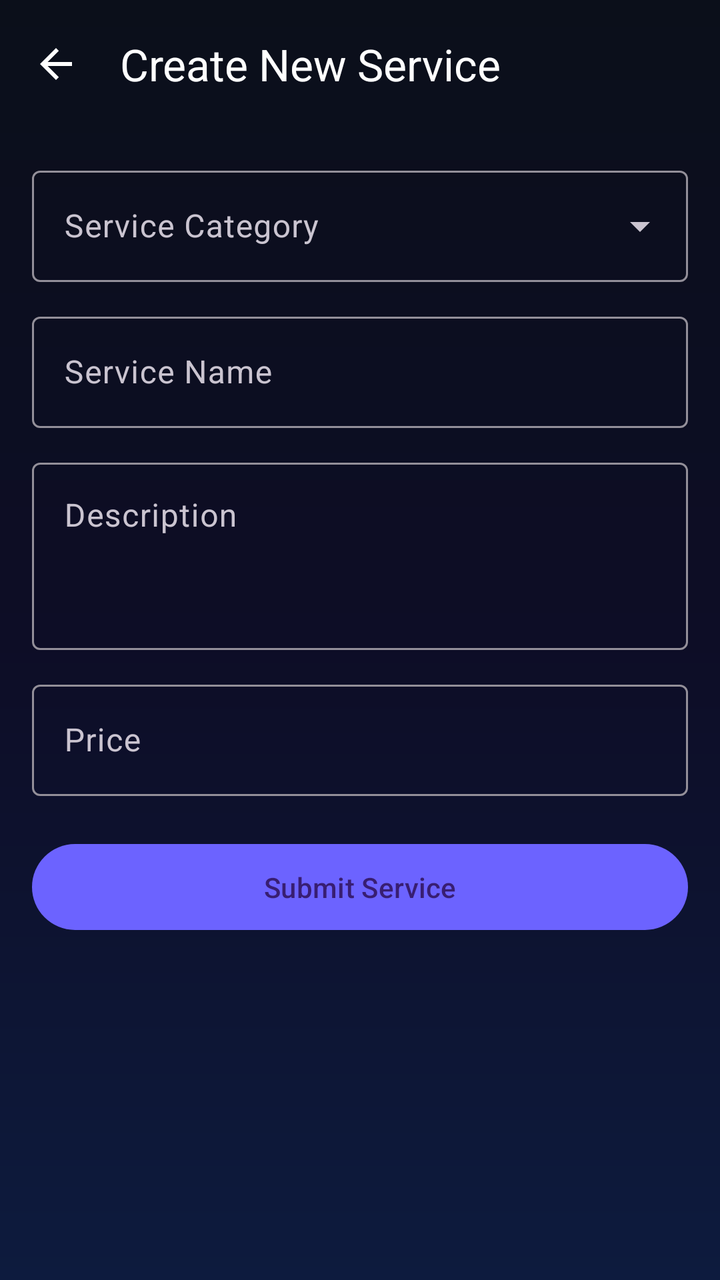
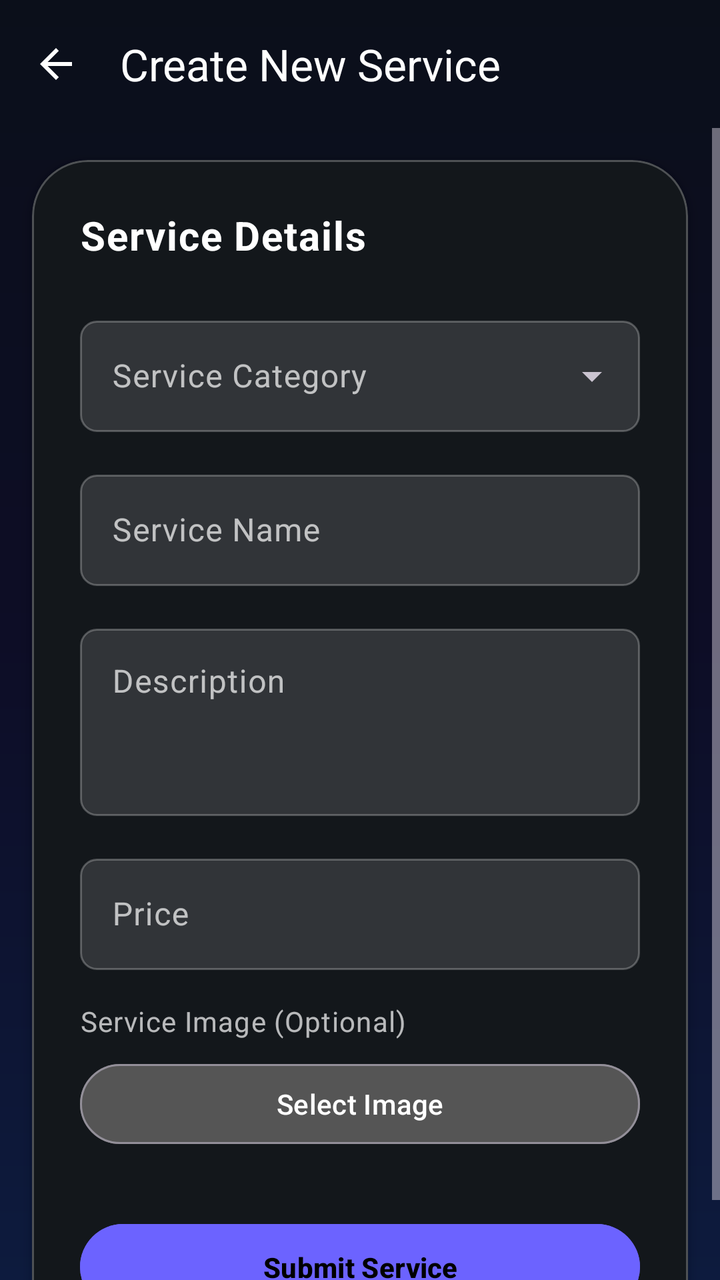

Screens rendered from an Android XML layout before and after an edit, with the pre-edit source and the edit as a unified diff.
<!-- AndroidManifest.xml: application theme Theme.FixIt_v2 -->
<!-- res/layout/activity_create_service.xml -->
<?xml version="1.0" encoding="utf-8"?>
<androidx.constraintlayout.widget.ConstraintLayout xmlns:android="http://schemas.android.com/apk/res/android"
    xmlns:app="http://schemas.android.com/apk/res-auto"
    xmlns:tools="http://schemas.android.com/tools"
    android:layout_width="match_parent"
    android:layout_height="match_parent"
    android:background="@drawable/gradient_background"
    tools:context=".activities.CreateServiceActivity">

    <com.google.android.material.appbar.MaterialToolbar
        android:id="@+id/toolbar"
        android:layout_width="0dp"
        android:layout_height="wrap_content"
        app:layout_constraintTop_toTopOf="parent"
        app:layout_constraintStart_toStartOf="parent"
        app:layout_constraintEnd_toEndOf="parent"
        android:background="@android:color/transparent"
        app:title="Create New Service"
        app:titleTextColor="@color/white"
        app:navigationIcon="@drawable/ic_arrow_back"
        app:navigationIconTint="@color/white" />

    <ScrollView
        android:layout_width="0dp"
        android:layout_height="0dp"
        app:layout_constraintTop_toBottomOf="@+id/toolbar"
        app:layout_constraintStart_toStartOf="parent"
        app:layout_constraintEnd_toEndOf="parent"
        app:layout_constraintBottom_toBottomOf="parent">

        <LinearLayout
            android:layout_width="match_parent"
            android:layout_height="wrap_content"
            android:orientation="vertical"
            android:padding="@dimen/spacing_large">

            <com.google.android.material.textfield.TextInputLayout
                style="@style/Widget.Material3.TextInputLayout.OutlinedBox.ExposedDropdownMenu"
                android:layout_width="match_parent"
                android:layout_height="wrap_content"
                android:hint="Service Category">

                <AutoCompleteTextView
                    android:id="@+id/spinnerCategories"
                    android:layout_width="match_parent"
                    android:layout_height="wrap_content"
                    android:inputType="none"
                    android:textColor="@color/text_primary_dark" />
            </com.google.android.material.textfield.TextInputLayout>

            <com.google.android.material.textfield.TextInputLayout
                style="@style/Widget.Material3.TextInputLayout.OutlinedBox"
                android:layout_width="match_parent"
                android:layout_height="wrap_content"
                android:layout_marginTop="@dimen/spacing_medium"
                android:hint="Service Name">

                <com.google.android.material.textfield.TextInputEditText
                    android:id="@+id/editTextServiceName"
                    android:layout_width="match_parent"
                    android:layout_height="wrap_content"
                    android:textColor="@color/text_primary_dark" />
            </com.google.android.material.textfield.TextInputLayout>

            <com.google.android.material.textfield.TextInputLayout
                style="@style/Widget.Material3.TextInputLayout.OutlinedBox"
                android:layout_width="match_parent"
                android:layout_height="wrap_content"
                android:layout_marginTop="@dimen/spacing_medium"
                android:hint="Description">

                <com.google.android.material.textfield.TextInputEditText
                    android:id="@+id/editTextServiceDescription"
                    android:layout_width="match_parent"
                    android:layout_height="wrap_content"
                    android:gravity="top"
                    android:minLines="3"
                    android:textColor="@color/text_primary_dark" />
            </com.google.android.material.textfield.TextInputLayout>

            <com.google.android.material.textfield.TextInputLayout
                style="@style/Widget.Material3.TextInputLayout.OutlinedBox"
                android:layout_width="match_parent"
                android:layout_height="wrap_content"
                android:layout_marginTop="@dimen/spacing_medium"
                android:hint="Price">

                <com.google.android.material.textfield.TextInputEditText
                    android:id="@+id/editTextPrice"
                    android:layout_width="match_parent"
                    android:layout_height="wrap_content"
                    android:inputType="numberDecimal"
                    android:textColor="@color/text_primary_dark" />
            </com.google.android.material.textfield.TextInputLayout>

            <com.google.android.material.button.MaterialButton
                android:id="@+id/buttonAddService"
                android:layout_width="match_parent"
                android:layout_height="wrap_content"
                android:layout_marginTop="@dimen/spacing_xlarge"
                android:padding="@dimen/spacing_medium"
                android:text="Submit Service" />

        </LinearLayout>
    </ScrollView>

</androidx.constraintlayout.widget.ConstraintLayout>
<!-- resources referenced by this layout -->
<resources>
  <color name="text_primary_dark">#FFFFFF</color>
  <color name="white">#FFFFFFFF</color>
  <dimen name="spacing_large">16dp</dimen>
  <dimen name="spacing_medium">12dp</dimen>
  <dimen name="spacing_xlarge">20dp</dimen>
  <!-- drawable gradient_background (drawable) -->
  <?xml version="1.0" encoding="utf-8"?>
  <shape xmlns:android="http://schemas.android.com/apk/res/android"
      android:shape="rectangle">
      <gradient
          android:type="linear"
          android:angle="-90"
          android:startColor="@color/gradient_start_dark"
          android:centerColor="@color/gradient_center_dark"
          android:endColor="@color/gradient_end_dark" />
  </shape>
  <!-- drawable ic_arrow_back (drawable) -->
  <vector xmlns:android="http://schemas.android.com/apk/res/android"
      android:width="24dp"
      android:height="24dp"
      android:viewportWidth="24"
      android:viewportHeight="24">
      <path
          android:fillColor="@android:color/white"
          android:pathData="M20,11H7.83l5.59,-5.59L12,4l-8,8 8,8 1.41,-1.41L7.83,13H20v-2z"/>
  </vector>
  <style name="Theme.FixIt_v2" parent="Base.Theme.FixIt_v2" />
  <color name="gradient_start_dark">#0B0F1A</color>
  <color name="gradient_center_dark">#0D0D26</color>
  <color name="gradient_end_dark">#0D1B3E</color>
  <style name="Base.Theme.FixIt_v2" parent="Theme.Material3.Dark.NoActionBar">
          
          <item name="colorPrimary">@color/primary</item>
          <item name="colorSecondary">@color/secondary</item>
          <item name="android:windowBackground">@drawable/gradient_background</item>
          <item name="android:textViewStyle">@style/Widget.FixIt.TextView</item>
          <item name="alertDialogTheme">@style/AlertDialogTheme</item> 
      </style>
  <color name="primary">#6C63FF</color>
  <color name="secondary">#00E5FF</color>
  <style name="Widget.FixIt.TextView" parent="Widget.AppCompat.TextView">
          <item name="android:textAppearance">@style/TextAppearance.FixIt.Body</item>
      </style>
  <style name="TextAppearance.FixIt.Body" parent="TextAppearance.MaterialComponents.Body1">
          <item name="android:textColor">@color/text_secondary_dark</item>
          <item name="android:alpha">0.8</item>
      </style>
  <!-- drawable glass_card_background (drawable) -->
  <?xml version="1.0" encoding="utf-8"?>
  <shape xmlns:android="http://schemas.android.com/apk/res/android"
      android:shape="rectangle">
      <solid android:color="@color/card_glass_background"/>
      <corners android:radius="@dimen/corner_radius_large"/>
      <stroke android:width="@dimen/card_stroke_width" android:color="@color/card_glass_stroke"/>
  </shape>
  <color name="text_secondary_dark">#A0A4B8</color>
  <style name="AlertDialog.Button" parent="Widget.Material3.Button.TextButton.Dialog">
          <item name="android:textColor">@color/primary</item>
      </style>
  <color name="card_glass_background">#14FFFFFF</color>
  <dimen name="corner_radius_large">28dp</dimen>
  <dimen name="card_stroke_width">1dp</dimen>
  <color name="card_glass_stroke">#33FFFFFF</color>
  <!-- unchanged entries left out for length: 1 -->
</resources>

<!-- the commit's change to res/layout/activity_create_service.xml (unified diff, before → after) -->
@@ -23,85 +23,150 @@
     <ScrollView
         android:layout_width="0dp"
         android:layout_height="0dp"
-        app:layout_constraintTop_toBottomOf="@+id/toolbar"
+        app:layout_constraintTop_toBottomOf="@id/toolbar"
         app:layout_constraintStart_toStartOf="parent"
         app:layout_constraintEnd_toEndOf="parent"
         app:layout_constraintBottom_toBottomOf="parent">
 
-        <LinearLayout
+        <com.google.android.material.card.MaterialCardView
             android:layout_width="match_parent"
             android:layout_height="wrap_content"
-            android:orientation="vertical"
-            android:padding="@dimen/spacing_large">
+            android:layout_margin="16dp"
+            style="@style/Widget.FixIt.CardView.Glass"
+            app:cardBackgroundColor="@color/bottom_nav_background"
+            app:strokeColor="#40FFFFFF"
+            app:strokeWidth="1dp">
 
-            <com.google.android.material.textfield.TextInputLayout
-                style="@style/Widget.Material3.TextInputLayout.OutlinedBox.ExposedDropdownMenu"
+            <LinearLayout
                 android:layout_width="match_parent"
                 android:layout_height="wrap_content"
-                android:hint="Service Category">
+                android:orientation="vertical"
+                android:padding="24dp">
 
-                <AutoCompleteTextView
-                    android:id="@+id/spinnerCategories"
+                <TextView
                     android:layout_width="match_parent"
                     android:layout_height="wrap_content"
-                    android:inputType="none"
-                    android:textColor="@color/text_primary_dark" />
-            </com.google.android.material.textfield.TextInputLayout>
+                    android:text="Service Details"
+                    android:textColor="@color/white"
+                    android:textSize="20sp"
+                    android:textStyle="bold"
+                    android:layout_marginBottom="24dp"/>
 
-            <com.google.android.material.textfield.TextInputLayout
-                style="@style/Widget.Material3.TextInputLayout.OutlinedBox"
-                android:layout_width="match_parent"
-                android:layout_height="wrap_content"
-                android:layout_marginTop="@dimen/spacing_medium"
-                android:hint="Service Name">
-
-                <com.google.android.material.textfield.TextInputEditText
-                    android:id="@+id/editTextServiceName"
+                <com.google.android.material.textfield.TextInputLayout
+                    style="@style/Widget.Material3.TextInputLayout.OutlinedBox.ExposedDropdownMenu"
                     android:layout_width="match_parent"
                     android:layout_height="wrap_content"
-                    android:textColor="@color/text_primary_dark" />
-            </com.google.android.material.textfield.TextInputLayout>
+                    android:hint="Service Category"
+                    android:textColorHint="#B3FFFFFF"
+                    app:boxStrokeColor="@color/primary"
+                    app:hintTextColor="@color/primary">
 
-            <com.google.android.material.textfield.TextInputLayout
-                style="@style/Widget.Material3.TextInputLayout.OutlinedBox"
-                android:layout_width="match_parent"
-                android:layout_height="wrap_content"
-                android:layout_marginTop="@dimen/spacing_medium"
-                android:hint="Description">
+                    <AutoCompleteTextView
+                        android:id="@+id/spinnerCategories"
+                        android:layout_width="match_parent"
+                        android:layout_height="wrap_content"
+                        android:inputType="none"
+                        android:textColor="@color/white"
+                        android:background="@drawable/input_field_background"/>
+                </com.google.android.material.textfield.TextInputLayout>
 
-                <com.google.android.material.textfield.TextInputEditText
-                    android:id="@+id/editTextServiceDescription"
+                <com.google.android.material.textfield.TextInputLayout
+                    style="@style/Widget.Material3.TextInputLayout.OutlinedBox"
                     android:layout_width="match_parent"
                     android:layout_height="wrap_content"
-                    android:gravity="top"
-                    android:minLines="3"
-                    android:textColor="@color/text_primary_dark" />
-            </com.google.android.material.textfield.TextInputLayout>
+                    android:layout_marginTop="16dp"
+                    android:hint="Service Name"
+                    android:textColorHint="#B3FFFFFF"
+                    app:boxStrokeColor="@color/primary"
+                    app:hintTextColor="@color/primary">
 
-            <com.google.android.material.textfield.TextInputLayout
-                style="@style/Widget.Material3.TextInputLayout.OutlinedBox"
-                android:layout_width="match_parent"
-                android:layout_height="wrap_content"
-                android:layout_marginTop="@dimen/spacing_medium"
-                android:hint="Price">
+                    <com.google.android.material.textfield.TextInputEditText
+                        android:id="@+id/editTextServiceName"
+                        android:layout_width="match_parent"
+                        android:layout_height="wrap_content"
+                        android:textColor="@color/white"
+                        android:background="@drawable/input_field_background"/>
+                </com.google.android.material.textfield.TextInputLayout>
 
-                <com.google.android.material.textfield.TextInputEditText
-                    android:id="@+id/editTextPrice"
+                <com.google.android.material.textfield.TextInputLayout
+                    style="@style/Widget.Material3.TextInputLayout.OutlinedBox"
                     android:layout_width="match_parent"
                     android:layout_height="wrap_content"
-                    android:inputType="numberDecimal"
-                    android:textColor="@color/text_primary_dark" />
-            </com.google.android.material.textfield.TextInputLayout>
+                    android:layout_marginTop="16dp"
+                    android:hint="Description"
+                    android:textColorHint="#B3FFFFFF"
+                    app:boxStrokeColor="@color/primary"
+                    app:hintTextColor="@color/primary">
 
-            <com.google.android.material.button.MaterialButton
-                android:id="@+id/buttonAddService"
-                android:layout_width="match_parent"
-                android:layout_height="wrap_content"
-                android:layout_marginTop="@dimen/spacing_xlarge"
-                android:padding="@dimen/spacing_medium"
-                android:text="Submit Service" />
+                    <com.google.android.material.textfield.TextInputEditText
+                        android:id="@+id/editTextServiceDescription"
+                        android:layout_width="match_parent"
+                        android:layout_height="wrap_content"
+                        android:gravity="top"
+                        android:minLines="3"
+                        android:textColor="@color/white"
+                        android:background="@drawable/input_field_background"/>
+                </com.google.android.material.textfield.TextInputLayout>
 
-        </LinearLayout>
+                <com.google.android.material.textfield.TextInputLayout
+                    style="@style/Widget.Material3.TextInputLayout.OutlinedBox"
+                    android:layout_width="match_parent"
+                    android:layout_height="wrap_content"
+                    android:layout_marginTop="16dp"
+                    android:hint="Price"
+                    android:textColorHint="#B3FFFFFF"
+                    app:boxStrokeColor="@color/primary"
+                    app:hintTextColor="@color/primary">
+
+                    <com.google.android.material.textfield.TextInputEditText
+                        android:id="@+id/editTextPrice"
+                        android:layout_width="match_parent"
+                        android:layout_height="wrap_content"
+                        android:inputType="numberDecimal"
+                        android:textColor="@color/white"
+                        android:background="@drawable/input_field_background"/>
+                </com.google.android.material.textfield.TextInputLayout>
+
+                <TextView
+                    android:layout_width="match_parent"
+                    android:layout_height="wrap_content"
+                    android:layout_marginTop="16dp"
+                    android:text="Service Image (Optional)"
+                    android:textColor="#B3FFFFFF"
+                    android:textSize="14sp"/>
+
+                <Button
+                    android:id="@+id/buttonSelectImage"
+                    android:layout_width="match_parent"
+                    android:layout_height="wrap_content"
+                    android:layout_marginTop="8dp"
+                    android:text="Select Image"
+                    android:textColor="@color/white"
+                    android:backgroundTint="#555555"
+                    style="@style/Widget.Material3.Button.OutlinedButton"/>
+
+                <ImageView
+                    android:id="@+id/imageViewPreview"
+                    android:layout_width="match_parent"
+                    android:layout_height="150dp"
+                    android:layout_marginTop="8dp"
+                    android:scaleType="centerCrop"
+                    android:visibility="gone"
+                    android:background="@drawable/input_field_background"/>
+
+                <com.google.android.material.button.MaterialButton
+                    android:id="@+id/buttonAddService"
+                    android:layout_width="match_parent"
+                    android:layout_height="wrap_content"
+                    android:layout_marginTop="32dp"
+                    android:padding="12dp"
+                    android:text="Submit Service"
+                    android:backgroundTint="@color/primary"
+                    android:textColor="@color/black"
+                    android:textStyle="bold"/>
+
+            </LinearLayout>
+        </com.google.android.material.card.MaterialCardView>
     </ScrollView>
 
 </androidx.constraintlayout.widget.ConstraintLayout>
<!-- resource entries referenced after the edit -->
@@ -1,10 +1,9 @@
 <!-- resources referenced by this layout -->
 <resources>
+  <color name="black">#FF000000</color>
+  <color name="bottom_nav_background">#13171B</color>
   <color name="text_primary_dark">#FFFFFF</color>
   <color name="white">#FFFFFFFF</color>
-  <dimen name="spacing_large">16dp</dimen>
-  <dimen name="spacing_medium">12dp</dimen>
-  <dimen name="spacing_xlarge">20dp</dimen>
   <!-- drawable gradient_background (drawable) -->
   <?xml version="1.0" encoding="utf-8"?>
   <shape xmlns:android="http://schemas.android.com/apk/res/android"
@@ -26,6 +25,21 @@
           android:fillColor="@android:color/white"
           android:pathData="M20,11H7.83l5.59,-5.59L12,4l-8,8 8,8 1.41,-1.41L7.83,13H20v-2z"/>
   </vector>
+  <!-- drawable input_field_background (drawable) -->
+  <?xml version="1.0" encoding="utf-8"?>
+  <shape xmlns:android="http://schemas.android.com/apk/res/android"
+      android:shape="rectangle">
+      <solid android:color="#20FFFFFF" /> 
+      <corners android:radius="8dp" />
+      <stroke
+          android:width="1dp"
+          android:color="#40FFFFFF" />
+  </shape>
+  <style name="Widget.FixIt.CardView.Glass" parent="Widget.MaterialComponents.CardView">
+          <item name="cardCornerRadius">@dimen/corner_radius_large</item>
+          <item name="cardElevation">4dp</item>
+          <item name="cardBackgroundColor">@android:color/transparent</item> 
+      </style>
   <style name="Theme.FixIt_v2" parent="Base.Theme.FixIt_v2" />
   <color name="gradient_start_dark">#0B0F1A</color>
   <color name="gradient_center_dark">#0D0D26</color>
